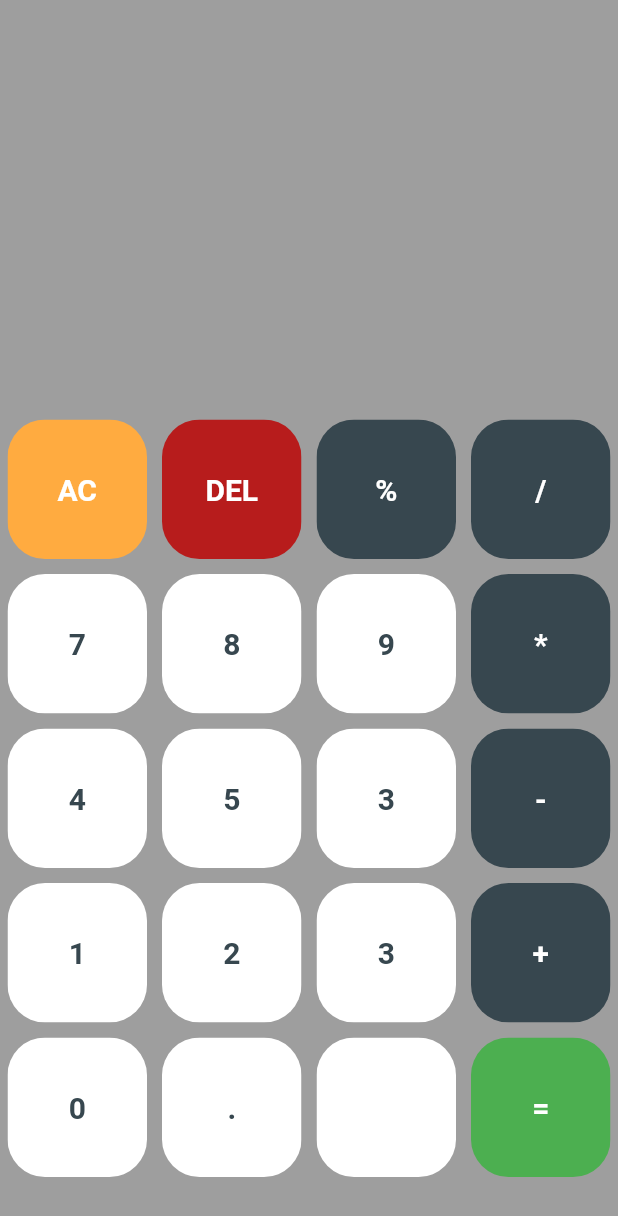
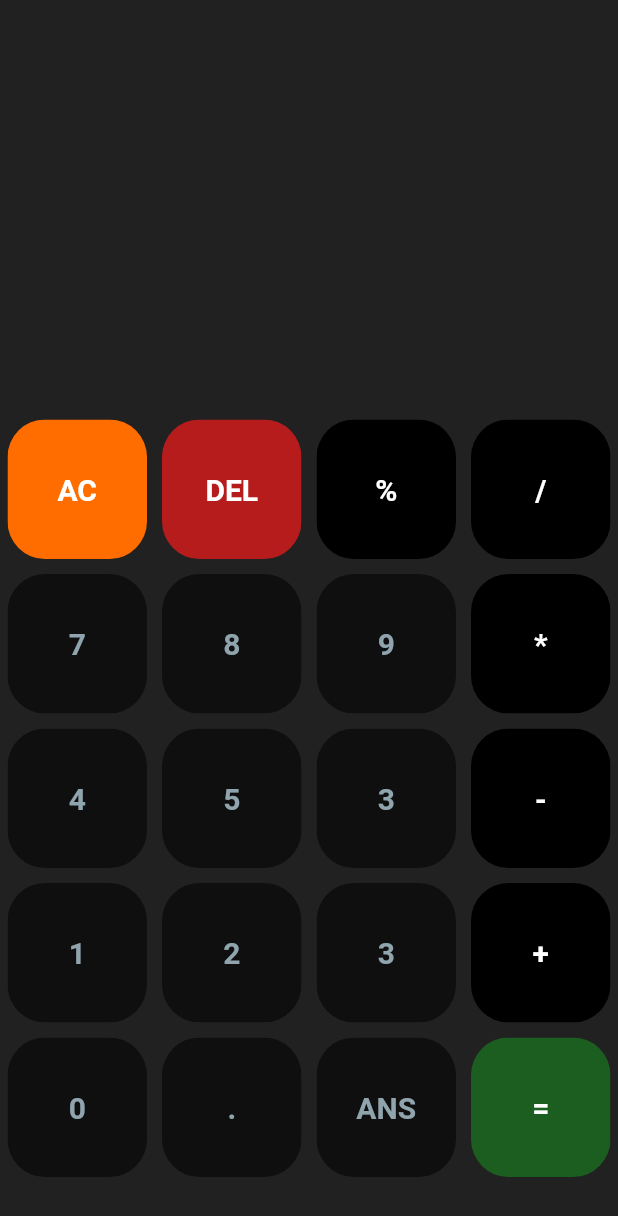
Before and after one commit to arjun-p-remash/Calculator, a Flutter app: the screen it shows after launch, on a phone screen of 412 x 824 dp. Shown: the top 1216 px of the screen. Run offline on Flutter 3.47's test engine with Material 2 defaults, Android fonts, the phone set to English and light mode, and no system bars; our stand-ins replace math_expressions.

Commit message:
Added scroll view,new button and changed ui colors.

```diff
--- a/lib/main.dart
+++ b/lib/main.dart
@@ -1,3 +1,4 @@
+import 'package:flutter/cupertino.dart';
 import 'package:flutter/material.dart';
 import 'buttons.dart';
 import 'package:math_expressions/math_expressions.dart';
@@ -34,7 +35,7 @@ class _HomePageState extends State<HomePage> {
     '7' , '8' , '9' , '*' ,
     '4' , '5' , '3' , '-' ,
     '1' , '2' , '3' , '+' ,
-    '0' , '.' , '' , '=' ,
+    '0' , '.' , 'ANS' , '=' ,
   ];
 
   bool isOperator(String x){
@@ -60,7 +61,7 @@ class _HomePageState extends State<HomePage> {
   @override
   Widget build(BuildContext context) {
     return Scaffold(
-      backgroundColor: Colors.grey[500],
+      backgroundColor: Colors.grey[900],
       body: Column(
         children: [
           Expanded(
@@ -69,41 +70,48 @@ class _HomePageState extends State<HomePage> {
                 children: [
                   Container(
 
-                    padding: const EdgeInsets.all(5),
+                    padding: const EdgeInsets.fromLTRB(15, 5, 15, 5),
                     alignment: Alignment.centerRight,
+                    child: SingleChildScrollView(
+                      reverse: true,
+                      scrollDirection: Axis.horizontal,
                       child: Text(
                         expression,style: const TextStyle(
                           shadows: <Shadow>[
                             Shadow(
-                            offset: Offset(2.0, 2.0),
-                            blurRadius: 5.0,
-                            color: Colors.white70,
+                              offset: Offset(3.0, 2.0),
+                              blurRadius: 10.0,
+                              color: Colors.black,
                             ),
                           ],
-                      //color: Colors.white,
+                        color: Colors.white,
                           fontSize: 55,
                         fontWeight: FontWeight.bold,
                         letterSpacing: 3,
                       ),
                       ),
                     ),
+                  ),
                   Container(
-                    padding: const EdgeInsets.all(5),
+                    padding: const EdgeInsets.fromLTRB(15, 5, 15, 5),
                     alignment: Alignment.centerRight,
+                    child: SingleChildScrollView(
+                      scrollDirection: Axis.horizontal,
                       child: Text(answer,
                       style: const TextStyle(
                         shadows: <Shadow>[
                           Shadow(
-                          offset: Offset(2.0, 2.0),
-                          blurRadius: 5.0,
-                          color: Colors.white70,
+                            offset: Offset(3.0, 2.0),
+                            blurRadius: 10.0,
+                            color: Colors.black,
                           ),
                         ],
-                      //color: Colors.white,
+                        color: Colors.white,
                         fontSize: 35,
                         fontWeight: FontWeight.bold,
 
                       ),),
+                    ),
                   )
                 ],
               )
@@ -125,7 +133,7 @@ class _HomePageState extends State<HomePage> {
                             });
                           },
                           buttonText: buttons[index],
-                          color: Colors.orangeAccent,
+                          color: Colors.orangeAccent[700],
                           textColor: Colors.white,
                         );
                       }
@@ -149,8 +157,20 @@ class _HomePageState extends State<HomePage> {
                             });
                           },
                           buttonText: buttons[index],
-                          color: Colors.green,
+                          color: Colors.green[900],
                           textColor: Colors.white,
+                        );
+                      }
+                      else if(index==buttons.length-2){
+                        return Button(
+                          buttonTapped: (){
+                            setState(() {
+                              expression+=answer;
+                            });
+                          },
+                          buttonText: buttons[index],
+                          color: Colors.black54,
+                          textColor: Colors.blueGrey[300],
                         );
                       }
                       else{
@@ -161,8 +181,8 @@ class _HomePageState extends State<HomePage> {
                             });
                           },
                           buttonText: buttons[index],
-                          color: isOperator(buttons[index])? Colors.blueGrey[800] : Colors.white,
-                          textColor: isOperator(buttons[index])? Colors.white : Colors.blueGrey[800],
+                          color: isOperator(buttons[index])? Colors.black : Colors.black54,
+                          textColor: isOperator(buttons[index])? Colors.white : Colors.blueGrey[300],
                         );
                       }
                     }),
```
Lines whose indentation alone changed are shown as unchanged.
